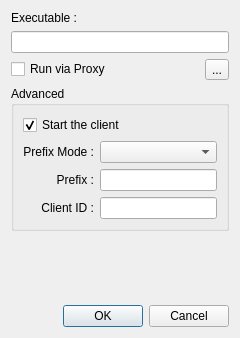
Houston4444/RaySession, file resources/ui/new_executable.ui: the form before one commit.
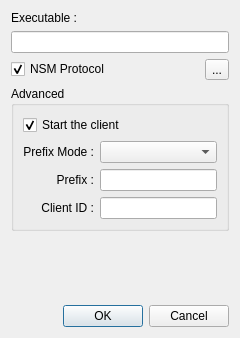
The form after the commit. Icons and pictures are not drawn.

```diff
--- a/resources/ui/new_executable.ui
+++ b/resources/ui/new_executable.ui
@@ -38,7 +38,10 @@
         <string>&lt;html&gt;&lt;head/&gt;&lt;body&gt;&lt;p&gt;If program is not compatible with the NSM API, &lt;/p&gt;&lt;p&gt;you should launch it in proxy to define a config file !&lt;/p&gt;&lt;/body&gt;&lt;/html&gt;</string>
        </property>
        <property name="text">
-        <string>Run via Proxy</string>
+        <string>NSM Protocol</string>
+       </property>
+       <property name="checked">
+        <bool>true</bool>
        </property>
       </widget>
      </item>
```
Left out of the diff: 2 changed lines with no effect on the pictures.
